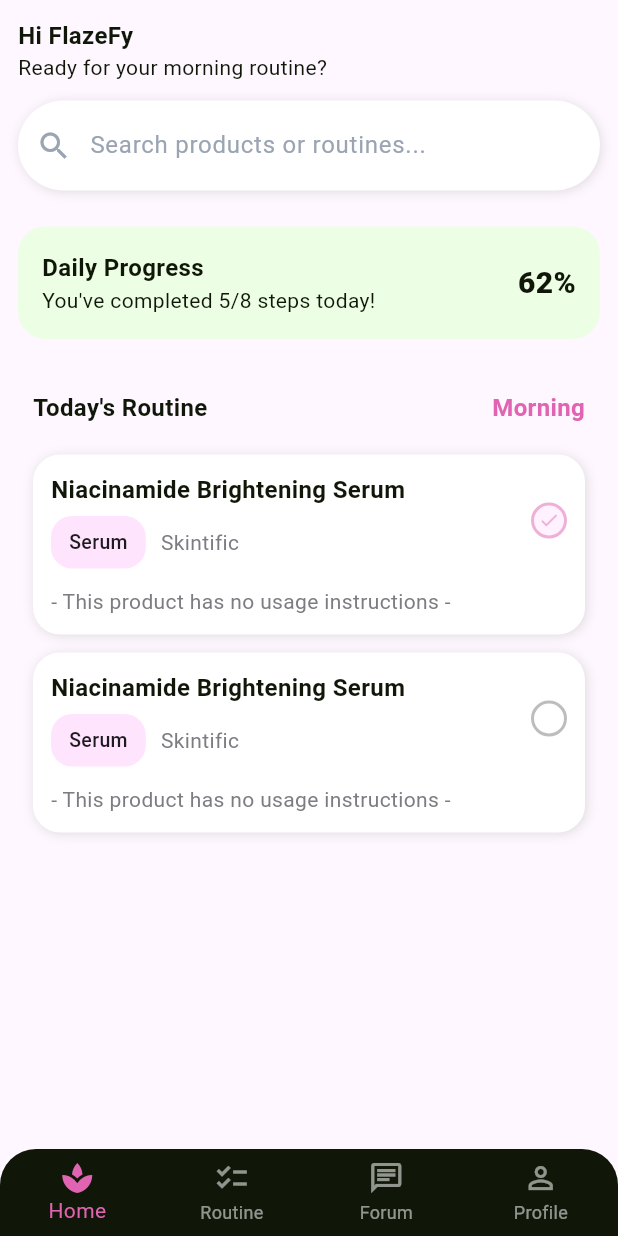
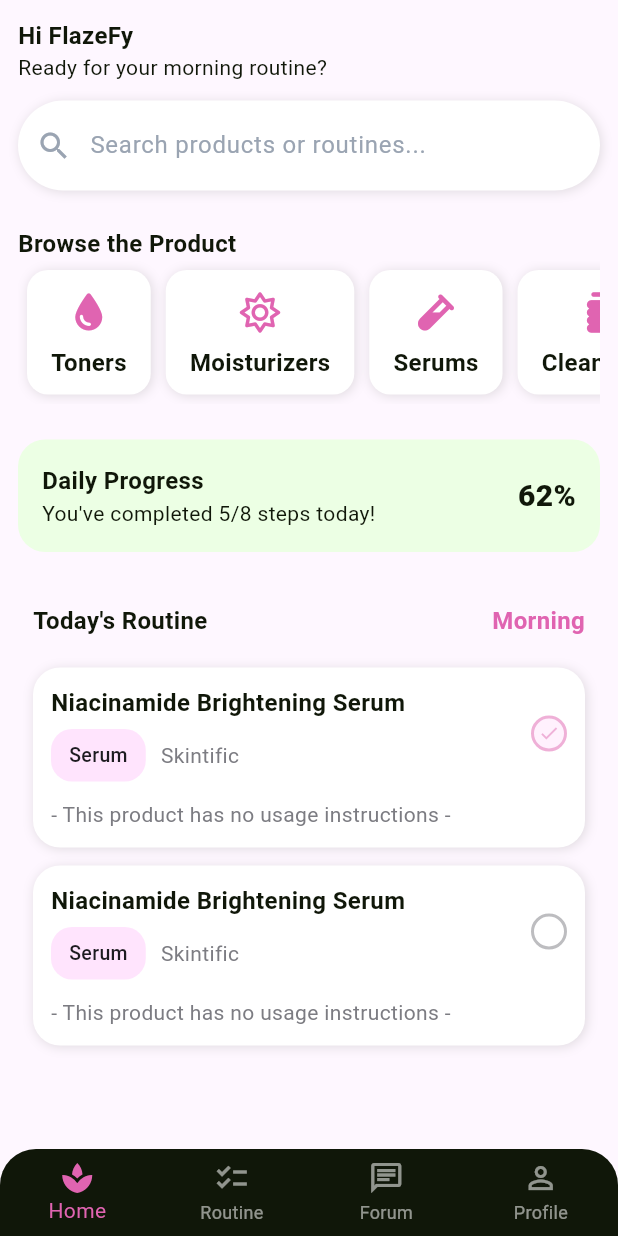
Before and after one commit to FlazeFy/Aurea-Mobile, a Flutter app: the screen it shows after launch, on a phone screen of 412 x 824 dp. Run offline on Flutter 3.47's test engine with Material 3 defaults, Android fonts, the phone set to English and light mode, and no system bars; our stand-ins replace bloc, dio, equatable, flutter_bloc, flutter_secure_storage, font_awesome_flutter and 1 more.

Commit message:
feat(dashboard) : add discover product by category list UI

```diff
--- a/lib/features/dashboard/presentation/pages/dashboard_page.dart
+++ b/lib/features/dashboard/presentation/pages/dashboard_page.dart
@@ -1,4 +1,5 @@
 import 'package:aurea/features/dashboard/presentation/ui/organisms/o_daily_progress_card.dart';
+import 'package:aurea/features/dashboard/presentation/ui/organisms/o_discover_product_by_category_list.dart';
 import 'package:aurea/features/dashboard/presentation/ui/organisms/o_main_search_and_greeting_card.dart';
 import 'package:aurea/features/dashboard/presentation/ui/organisms/o_today_routine_list.dart';
 import 'package:flutter/material.dart';
@@ -12,6 +13,7 @@ class DashboardPage extends StatelessWidget {
       body: ListView(
         children: const [
           OrganismMainSearchAndGreetingCard(),
+          OrganismDiscoverProductByCategoryList(),
           OrganismDailyProgressCard(),
           OrganismTodayRoutineList()
         ],
--- /dev/null
+++ b/lib/features/dashboard/presentation/ui/molecules/m_icon_button.dart
@@ -0,0 +1,44 @@
+import 'package:aurea/core/atoms/a_text.dart';
+import 'package:aurea/core/global/style.dart';
+import 'package:flutter/material.dart';
+import 'package:font_awesome_flutter/font_awesome_flutter.dart';
+
+class MoleculeIconButton extends StatelessWidget {
+  final String title;
+  final IconData icon;
+
+  const MoleculeIconButton({
+    super.key,
+    required this.title,
+    required this.icon
+  });
+
+  @override
+  Widget build(BuildContext context) {
+    return Container(
+      margin: const EdgeInsets.only(right: spaceSM),
+      padding: const EdgeInsets.only(bottom: spaceXXSM, left: spaceXMD, right: spaceXMD, top: spaceXMD),
+      decoration: BoxDecoration(
+          color: whiteColor,
+          borderRadius: const BorderRadius.all(Radius.circular(roundedMD)),
+          boxShadow: [
+            BoxShadow(
+              color: darkColor.withOpacity(0.125),
+              blurRadius: 6.0,
+              spreadRadius: 0.0,
+              offset: const Offset(
+                1.0, 1.0,
+              ),
+            )
+          ],
+      ),
+      child: Column(
+        children: [
+          FaIcon(icon, color: pinkColor),
+          const SizedBox(height: spaceSM),
+          AtomText(text: title, type: "content-title")
+        ],
+      )
+    );
+  }
+}
--- /dev/null
+++ b/lib/features/dashboard/presentation/ui/organisms/o_discover_product_by_category_list.dart
@@ -0,0 +1,44 @@
+import 'package:aurea/core/atoms/a_text.dart';
+import 'package:aurea/core/global/style.dart';
+import 'package:aurea/features/dashboard/presentation/ui/molecules/m_icon_button.dart';
+import 'package:aurea/features/dashboard/presentation/ui/molecules/m_main_search_bar.dart';
+import 'package:flutter/material.dart';
+import 'package:font_awesome_flutter/font_awesome_flutter.dart';
+
+class OrganismDiscoverProductByCategoryList extends StatelessWidget {
+  const OrganismDiscoverProductByCategoryList({super.key});
+
+  @override
+  Widget build(BuildContext context) {
+    final List<Map<String, dynamic>> skincareCategories = [
+      {'name': 'Toners', 'icon': FontAwesomeIcons.droplet},
+      {'name': 'Moisturizers', 'icon': FontAwesomeIcons.sun},
+      {'name': 'Serums', 'icon': FontAwesomeIcons.vial},
+      {'name': 'Cleansers', 'icon': FontAwesomeIcons.bottleWater},
+      {'name': 'Masks', 'icon': FontAwesomeIcons.mask},
+      {'name': 'Exfoliators', 'icon': FontAwesomeIcons.sprayCan},
+    ];
+
+    return Container(
+      margin: const EdgeInsets.all(spaceMD),
+      child: Column(
+        crossAxisAlignment: CrossAxisAlignment.start,
+        children: [
+          const AtomText(text: 'Browse the Product', type: 'content-title'),
+          SizedBox(
+            height: 95,
+            child: ListView.builder(
+              padding: const EdgeInsets.all(spaceXXSM),
+              scrollDirection: Axis.horizontal,
+              itemCount: skincareCategories.length,
+              itemBuilder: (context, index) {
+                final category = skincareCategories[index];
+                return MoleculeIconButton(title: category['name'], icon: category['icon']);
+              },
+            ),
+          ),
+        ],
+      ),
+    );
+  }
+}
--- a/pubspec.yaml
+++ b/pubspec.yaml
@@ -40,6 +40,7 @@ dependencies:
   dio: ^5.9.1
   flutter_secure_storage: ^9.2.4
   table_calendar: ^3.2.0
+  font_awesome_flutter: ^10.12.0
 
 dev_dependencies:
   flutter_test:
```
Also changed, not shown: pubspec.lock, 1 other file.
